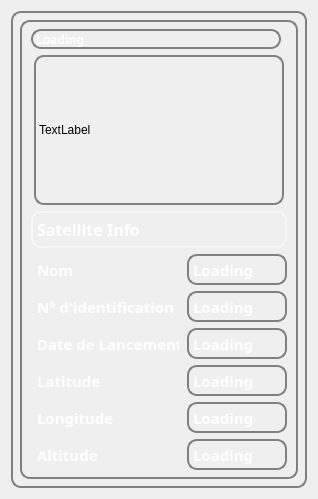
Qt form GeoStation_Projet/satellitemozaicwidget.ui (SoheibBiga/GeoStation) before a commit.
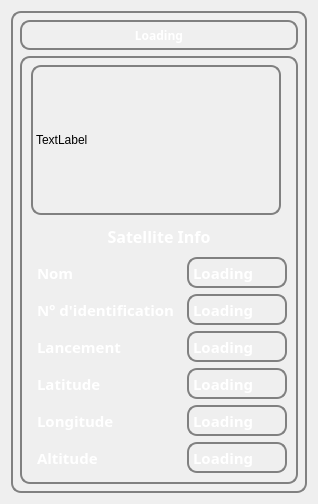
The same form after that commit. Icons and pictures are not drawn. Custom widgets are drawn as their Qt base class.

```diff
--- a/GeoStation_Projet/satellitemozaicwidget.ui
+++ b/GeoStation_Projet/satellitemozaicwidget.ui
@@ -7,9 +7,15 @@
     <x>0</x>
     <y>0</y>
     <width>318</width>
-    <height>499</height>
+    <height>504</height>
    </rect>
   </property>
+  <property name="minimumSize">
+   <size>
+    <width>318</width>
+    <height>500</height>
+   </size>
+  </property>
   <property name="windowTitle">
    <string>Form</string>
   </property>
@@ -31,8 +37,8 @@
 </string>
      </property>
      <layout class="QGridLayout" name="gridLayout_3">
-      <item row="0" column="0">
-       <widget class="WidgetStyleSheet" name="widget" native="true">
+      <item row="1" column="0">
+       <widget class="QWidget" name="widget" native="true">
         <property name="palette">
          <palette>
           <active>
@@ -196,159 +202,10 @@
         <property name="styleSheet">
          <string notr="true"/>
         </property>
-        <layout class="QGridLayout" name="gridLayout">
-         <item row="1" column="0">
-          <layout class="QVBoxLayout" name="verticalLayout_4">
-           <item>
+        <layout class="QGridLayout" name="gridLayout_4">
+         <item row="0" column="0">
             <layout class="QVBoxLayout" name="verticalLayout_3">
              <item>
-              <widget class="QLabel" name="Titre">
-               <property name="minimumSize">
-                <size>
-                 <width>250</width>
-                 <height>20</height>
-                </size>
-               </property>
-               <property name="maximumSize">
-                <size>
-                 <width>250</width>
-                 <height>20</height>
-                </size>
-               </property>
-               <property name="palette">
-                <palette>
-                 <active>
-                  <colorrole role="WindowText">
-                   <brush brushstyle="SolidPattern">
-                    <color alpha="255">
-                     <red>255</red>
-                     <green>255</green>
-                     <blue>255</blue>
-                    </color>
-                   </brush>
-                  </colorrole>
-                  <colorrole role="Button">
-                   <brush brushstyle="SolidPattern">
-                    <color alpha="255">
-                     <red>0</red>
-                     <green>0</green>
-                     <blue>0</blue>
-                    </color>
-                   </brush>
-                  </colorrole>
-                  <colorrole role="Base">
-                   <brush brushstyle="SolidPattern">
-                    <color alpha="255">
-                     <red>0</red>
-                     <green>0</green>
-                     <blue>0</blue>
-                    </color>
-                   </brush>
-                  </colorrole>
-                  <colorrole role="Window">
-                   <brush brushstyle="SolidPattern">
-                    <color alpha="255">
-                     <red>0</red>
-                     <green>0</green>
-                     <blue>0</blue>
-                    </color>
-                   </brush>
-                  </colorrole>
-                 </active>
-                 <inactive>
-                  <colorrole role="WindowText">
-                   <brush brushstyle="SolidPattern">
-                    <color alpha="255">
-                     <red>255</red>
-                     <green>255</green>
-                     <blue>255</blue>
-                    </color>
-                   </brush>
-                  </colorrole>
-                  <colorrole role="Button">
-                   <brush brushstyle="SolidPattern">
-                    <color alpha="255">
-                     <red>0</red>
-                     <green>0</green>
-                     <blue>0</blue>
-                    </color>
-                   </brush>
-                  </colorrole>
-                  <colorrole role="Base">
-                   <brush brushstyle="SolidPattern">
-                    <color alpha="255">
-                     <red>0</red>
-                     <green>0</green>
-                     <blue>0</blue>
-                    </color>
-                   </brush>
-                  </colorrole>
-                  <colorrole role="Window">
-                   <brush brushstyle="SolidPattern">
-                    <color alpha="255">
-                     <red>0</red>
-                     <green>0</green>
-                     <blue>0</blue>
-                    </color>
-                   </brush>
-                  </colorrole>
-                 </inactive>
-                 <disabled>
-                  <colorrole role="WindowText">
-                   <brush brushstyle="SolidPattern">
-                    <color alpha="255">
-                     <red>190</red>
-                     <green>190</green>
-                     <blue>190</blue>
-                    </color>
-                   </brush>
-                  </colorrole>
-                  <colorrole role="Button">
-                   <brush brushstyle="SolidPattern">
-                    <color alpha="255">
-                     <red>0</red>
-                     <green>0</green>
-                     <blue>0</blue>
-                    </color>
-                   </brush>
-                  </colorrole>
-                  <colorrole role="Base">
-                   <brush brushstyle="SolidPattern">
-                    <color alpha="255">
-                     <red>0</red>
-                     <green>0</green>
-                     <blue>0</blue>
-                    </color>
-                   </brush>
-                  </colorrole>
-                  <colorrole role="Window">
-                   <brush brushstyle="SolidPattern">
-                    <color alpha="255">
-                     <red>0</red>
-                     <green>0</green>
-                     <blue>0</blue>
-                    </color>
-                   </brush>
-                  </colorrole>
-                 </disabled>
-                </palette>
-               </property>
-               <property name="font">
-                <font>
-                 <family>Sawasdee</family>
-                 <weight>75</weight>
-                 <italic>false</italic>
-                 <bold>true</bold>
-                </font>
-               </property>
-               <property name="text">
-                <string>Loading</string>
-               </property>
-              </widget>
-             </item>
-             <item>
-              <layout class="QHBoxLayout" name="ImageLayout">
-               <item>
                 <widget class="QLabel" name="Image">
                  <property name="minimumSize">
                   <size>
@@ -379,12 +236,20 @@
                  </property>
                 </widget>
                </item>
-              </layout>
-             </item>
-            </layout>
-           </item>
            <item>
             <widget class="QLabel" name="Satellite_Info">
+             <property name="minimumSize">
+              <size>
+               <width>0</width>
+               <height>20</height>
+              </size>
+             </property>
+             <property name="maximumSize">
+              <size>
+               <width>16777215</width>
+               <height>30</height>
+              </size>
+             </property>
              <property name="palette">
               <palette>
                <active>
@@ -519,16 +384,23 @@
               <bool>false</bool>
              </property>
              <property name="styleSheet">
-              <string notr="true">border-color: rgba(255, 255, 255, 128);</string>
+              <string notr="true">border-color: rgba(255, 255, 255, 128);
+border: none;
+</string>
              </property>
              <property name="text">
               <string>Satellite Info</string>
              </property>
+             <property name="alignment">
+              <set>Qt::AlignCenter</set>
+             </property>
             </widget>
            </item>
-           <item>
-            <layout class="QHBoxLayout" name="horizontalLayout_2">
-             <item>
+          </layout>
+         </item>
+         <item row="1" column="0">
+          <layout class="QGridLayout" name="gridLayout">
+           <item row="0" column="0">
               <layout class="QVBoxLayout" name="verticalLayout">
                <item>
                 <widget class="QLabel" name="label">
@@ -790,7 +662,7 @@
                   <number>2</number>
                  </property>
                  <property name="text">
-                  <string>Date de Lancement</string>
+                <string>Lancement</string>
                  </property>
                 </widget>
                </item>
@@ -1033,7 +905,7 @@
                </item>
               </layout>
              </item>
-             <item>
+           <item row="0" column="1">
               <layout class="QVBoxLayout" name="verticalLayout_2">
                <item>
                 <widget class="QLabel" name="Name">
@@ -2276,8 +2148,154 @@
             </layout>
            </item>
           </layout>
-         </item>
-        </layout>
+       </widget>
+      </item>
+      <item row="0" column="0">
+       <widget class="QLabel" name="Titre">
+        <property name="minimumSize">
+         <size>
+          <width>0</width>
+          <height>20</height>
+         </size>
+        </property>
+        <property name="maximumSize">
+         <size>
+          <width>1000</width>
+          <height>30</height>
+         </size>
+        </property>
+        <property name="palette">
+         <palette>
+          <active>
+           <colorrole role="WindowText">
+            <brush brushstyle="SolidPattern">
+             <color alpha="255">
+              <red>255</red>
+              <green>255</green>
+              <blue>255</blue>
+             </color>
+            </brush>
+           </colorrole>
+           <colorrole role="Button">
+            <brush brushstyle="SolidPattern">
+             <color alpha="255">
+              <red>0</red>
+              <green>0</green>
+              <blue>0</blue>
+             </color>
+            </brush>
+           </colorrole>
+           <colorrole role="Base">
+            <brush brushstyle="SolidPattern">
+             <color alpha="255">
+              <red>0</red>
+              <green>0</green>
+              <blue>0</blue>
+             </color>
+            </brush>
+           </colorrole>
+           <colorrole role="Window">
+            <brush brushstyle="SolidPattern">
+             <color alpha="255">
+              <red>0</red>
+              <green>0</green>
+              <blue>0</blue>
+             </color>
+            </brush>
+           </colorrole>
+          </active>
+          <inactive>
+           <colorrole role="WindowText">
+            <brush brushstyle="SolidPattern">
+             <color alpha="255">
+              <red>255</red>
+              <green>255</green>
+              <blue>255</blue>
+             </color>
+            </brush>
+           </colorrole>
+           <colorrole role="Button">
+            <brush brushstyle="SolidPattern">
+             <color alpha="255">
+              <red>0</red>
+              <green>0</green>
+              <blue>0</blue>
+             </color>
+            </brush>
+           </colorrole>
+           <colorrole role="Base">
+            <brush brushstyle="SolidPattern">
+             <color alpha="255">
+              <red>0</red>
+              <green>0</green>
+              <blue>0</blue>
+             </color>
+            </brush>
+           </colorrole>
+           <colorrole role="Window">
+            <brush brushstyle="SolidPattern">
+             <color alpha="255">
+              <red>0</red>
+              <green>0</green>
+              <blue>0</blue>
+             </color>
+            </brush>
+           </colorrole>
+          </inactive>
+          <disabled>
+           <colorrole role="WindowText">
+            <brush brushstyle="SolidPattern">
+             <color alpha="255">
+              <red>190</red>
+              <green>190</green>
+              <blue>190</blue>
+             </color>
+            </brush>
+           </colorrole>
+           <colorrole role="Button">
+            <brush brushstyle="SolidPattern">
+             <color alpha="255">
+              <red>0</red>
+              <green>0</green>
+              <blue>0</blue>
+             </color>
+            </brush>
+           </colorrole>
+           <colorrole role="Base">
+            <brush brushstyle="SolidPattern">
+             <color alpha="255">
+              <red>0</red>
+              <green>0</green>
+              <blue>0</blue>
+             </color>
+            </brush>
+           </colorrole>
+           <colorrole role="Window">
+            <brush brushstyle="SolidPattern">
+             <color alpha="255">
+              <red>0</red>
+              <green>0</green>
+              <blue>0</blue>
+             </color>
+            </brush>
+           </colorrole>
+          </disabled>
+         </palette>
+        </property>
+        <property name="font">
+         <font>
+          <family>Sawasdee</family>
+          <weight>75</weight>
+          <italic>false</italic>
+          <bold>true</bold>
+         </font>
+        </property>
+        <property name="text">
+         <string>Loading</string>
+        </property>
+        <property name="alignment">
+         <set>Qt::AlignCenter</set>
+        </property>
        </widget>
       </item>
      </layout>
@@ -2292,6 +2310,11 @@
    <header>widgetstylesheet.h</header>
    <container>1</container>
   </customwidget>
+  <customwidget>
+   <class>LabelDyn</class>
+   <extends>QLabel</extends>
+   <header>labeldyn.h</header>
+  </customwidget>
  </customwidgets>
  <resources/>
  <connections/>
```
Left out of the diff: 25 changed lines with no effect on the pictures. Lines whose indentation alone changed are shown as unchanged.
